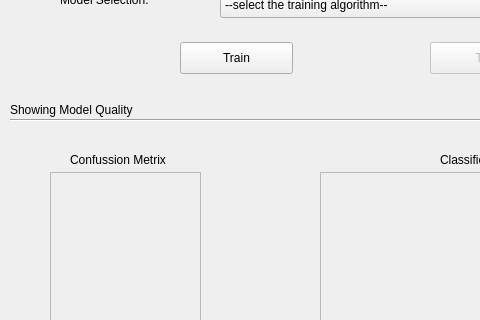
The window that machineLearningGUI.ui (gihankaushyal/PixelAnomalyDetectorTool) describes before a commit, drawn with Qt 5; both pictures show x 0 to 480 and y 148 to 468 of the 744 by 554 pixel window.
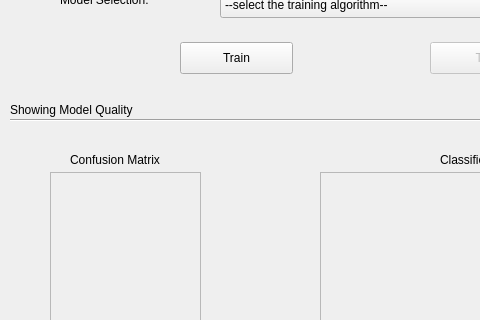
The same window after the commit.

Commit message: minor spelling correction  -label change

Patch:
```diff
--- a/machineLearningGUI.ui
+++ b/machineLearningGUI.ui
@@ -305,7 +305,7 @@
     </rect>
    </property>
    <property name="text">
-    <string>Confussion Metrix</string>
+    <string>Confusion Matrix</string>
    </property>
   </widget>
   <widget class="QLabel" name="label_9">
```
Left out of the diff: 2 changed lines with no effect on the pictures. The commit also changes 1 other file.
